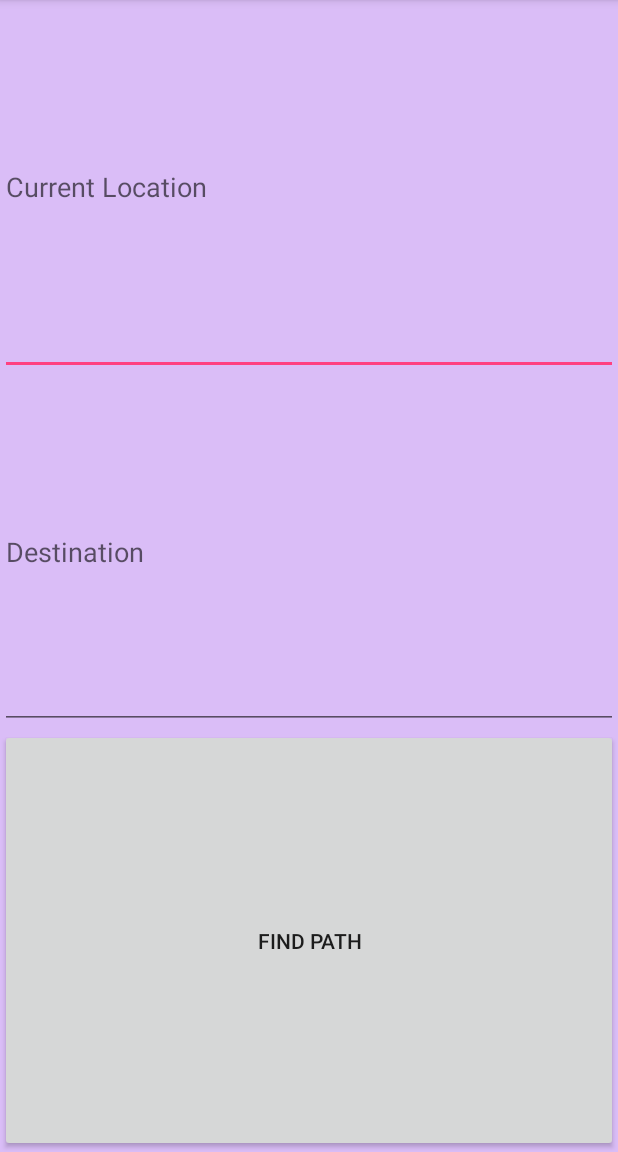
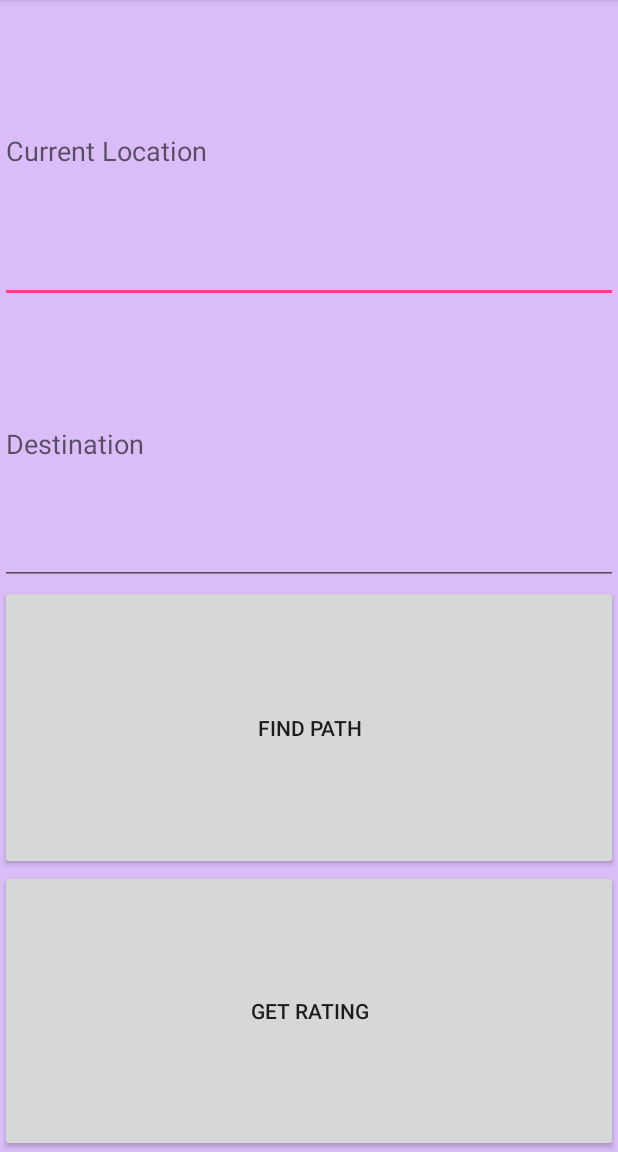
Before and after one commit to esguo/MAPS, an Android app: the screen it shows after launch (MainActivity), on a phone screen of 412 x 824 dp, the part 84-1236 px from its top. Run offline under Robolectric (Android 15) with nearby library versions, the phone set to English and light mode, and no system bars.

Commit message:
added ratings

```diff
--- a/app/src/main/java/com/ttmaps/maps/DBHandler.java
+++ b/app/src/main/java/com/ttmaps/maps/DBHandler.java
@@ -17,11 +17,14 @@ import android.util.Log;
 
 public class DBHandler extends SQLiteOpenHelper {
 
-    private static final int DATABASE_VERSION = 3;
+    private static final int DATABASE_VERSION = 9;
     private static final String DATABASE_NAME = "poiInfo";
     private static final String TABLE_POIS = "POIS";
     private static final String KEY_ID = "id";
     private static final String KEY_NAME = "name";
+    private static final String KEY_RATING = "totalRating";
+    private static final String KEY_RATING_COUNT = "ratingCount";
+    private static final String KEY_AVG_RATING = "avgRating";
     private HashMap<Integer, POI> poilist;
 
     public DBHandler(Context context) {
@@ -33,7 +36,7 @@ public class DBHandler extends SQLiteOpenHelper {
     @Override
     public void onCreate(SQLiteDatabase db) {
         Log.d("Creating: ","Creating..");
-        String CREATE_CONTACTS_TABLE = "CREATE TABLE IF NOT EXISTS " + TABLE_POIS + "(" + KEY_ID + " INTEGER PRIMARY KEY," + KEY_NAME + " TEXT NOT NULL UNIQUE" + ")";
+        String CREATE_CONTACTS_TABLE = "CREATE TABLE IF NOT EXISTS " + TABLE_POIS + "(" + KEY_ID + " INTEGER PRIMARY KEY," + KEY_NAME + " TEXT NOT NULL UNIQUE, " + KEY_RATING + " INTEGER, " + KEY_RATING_COUNT + " INTEGER, " + KEY_AVG_RATING + " INTEGER" + ")";
         db.execSQL(CREATE_CONTACTS_TABLE);
     }
 
@@ -45,26 +48,36 @@ public class DBHandler extends SQLiteOpenHelper {
     }
 
     /* add POI to the POI table */
-    public void addPOI(POI poi) {
+    public void addPOI(POI poi, int rating, int count, int avg_rating) {
         SQLiteDatabase db = this.getWritableDatabase();
         ContentValues values = new ContentValues();
         values.put(KEY_ID, poi.getId());
         values.put(KEY_NAME, poi.getName());
+        values.put(KEY_RATING, rating);
+        values.put(KEY_RATING_COUNT, count);
+        values.put(KEY_AVG_RATING, avg_rating);
         db.insertWithOnConflict(TABLE_POIS, null, values, SQLiteDatabase.CONFLICT_REPLACE);
         db.close();
     }
 
     /* get a POI by id from the POI table */
-    public POI getPOI(int id) {
+    public String getPOI(int id) {
         SQLiteDatabase db = this.getReadableDatabase();
-        Cursor cursor = db.query(TABLE_POIS, new String[]{KEY_ID,
-                        KEY_NAME}, KEY_ID + "=?",
-                new String[]{String.valueOf(id)}, null, null, null, null);
-        if (cursor != null)
-            cursor.moveToFirst();
+        String rowString = String.format("Table with row " + id + " is: ");
+        Cursor row = db.rawQuery("SELECT * FROM " + TABLE_POIS + " WHERE " + KEY_ID + " = " + id, null);
+        if (row.moveToFirst() ){
+            String[] columnNames = row.getColumnNames();
+            do {
+                for (String name: columnNames) {
+                    rowString += String.format("%s: %s\n", name,
+                            row.getString(row.getColumnIndex(name)));
+                }
+                rowString += "\n";
 
-        POI contact = new POI(Integer.parseInt(cursor.getString(0)), cursor.getString(1));
-        return contact;
+            } while (row.moveToNext());
+        }
+
+        return rowString;
     }
 
     /* get a POI by name from the POI table */
@@ -81,20 +94,23 @@ public class DBHandler extends SQLiteOpenHelper {
     }
 
     /* get a list of all POIs in the POI table */
-    public List<POI> getAllPOIs() {
-        List<POI> poiList = new ArrayList<POI>();
-        String selectQuery = "SELECT * FROM " + TABLE_POIS;
+    public String getAllPOIs() {
+        SQLiteDatabase db = this.getReadableDatabase();
+        String rowString = String.format("All rows is: ");
+        Cursor row = db.rawQuery("SELECT * FROM " + TABLE_POIS, null);
+        if (row.moveToFirst() ){
+            String[] columnNames = row.getColumnNames();
+            do {
+                for (String name: columnNames) {
+                    rowString += String.format("%s: %s\n", name,
+                            row.getString(row.getColumnIndex(name)));
+                }
+                rowString += "\n";
 
-        SQLiteDatabase db = this.getReadableDatabase();
-        Cursor cursor = db.rawQuery(selectQuery, null);
-        cursor.moveToFirst();
+            } while (row.moveToNext());
+        }
 
-        while(cursor.isAfterLast() == false){
-            POI poi = new POI(Integer.parseInt(cursor.getString(0)), (cursor.getString(1)));
-            poiList.add(poi);
-            cursor.moveToNext();
-        }
-        return poiList;
+        return rowString;
     }
 
     /* get the number of POIs currently in the table */
@@ -107,25 +123,58 @@ public class DBHandler extends SQLiteOpenHelper {
         return c;
     }
 
-    /* function to update a POI's fields (will edit in the future depending on
-       which fields we decide are constant and which are not */
-    /*public int updatePOI(POI poi) {
-        SQLiteDatabase db = this.getWritableDatabase();
 
-        ContentValues values = new ContentValues();
-        values.put(KEY_NAME, poi.getName());
-        values.put(KEY_ID, poi.getId());
-        return db.update(TABLE_POIS, values, KEY_ID + " =?",
-        new String[]{String.valueOf(poi.getId())});
-    }*/
+    public int getRating(int id){
+        SQLiteDatabase db = this.getReadableDatabase();
+        String query = ("SELECT " + KEY_RATING + " FROM " + TABLE_POIS + " WHERE id = " + id);
+        Cursor cursor = db.rawQuery(query, null);
+        int rating = 0;
+        if(cursor != null & cursor.getCount() > 0){
+            cursor.moveToFirst();
+            rating = cursor.getInt(cursor.getColumnIndex(KEY_RATING));
+            cursor.close();
+        }
+        return rating;
+    }
+
+    public int getRatingCount(int id){
+        SQLiteDatabase db = this.getReadableDatabase();
+        String query = ("SELECT " + KEY_RATING_COUNT + " FROM " + TABLE_POIS + " WHERE id = " + id);
+        Cursor cursor = db.rawQuery(query, null);
+        int rating = 0;
+        if(cursor != null & cursor.getCount() > 0){
+            cursor.moveToFirst();
+            rating = cursor.getInt(cursor.getColumnIndex(KEY_RATING_COUNT));
+            cursor.close();
+        }
+        return rating;
+    }
+
+    public int getAvgRating(int id){
+        return getRating(id)/getRatingCount(id);
+    }
+
 
     /* delete a POI from the POI table */
-    public void deletePOI(POI poi) {
+    public void deleteRow(int id) {
         SQLiteDatabase db = this.getWritableDatabase();
         db.delete(TABLE_POIS, KEY_ID + "=?",
-        new String[] { String.valueOf(poi.getId()) });
+        new String[] { String.valueOf(id) });
         db.close();
     }
+
+    public int updatePOI(int id, String name, int newRating) {
+        SQLiteDatabase db = this.getWritableDatabase();
+//        db.rawQuery("UPDATE " + TABLE_POIS + " SET " + KEY_RATING + " = " + (newRating + getRating(id)) + " WHERE id = " + id, null);
+//        return newRating + getRating(id);
+        POI poi = getPOIByName(name);
+        int prevRating = getRating(poi.getId());
+        int prevCount = getRatingCount(poi.getId());
+        deleteRow(poi.getId());
+        addPOI(poi, prevRating + newRating, prevCount + 1, (prevRating + newRating)/(prevCount + 1));
+        return newRating + getRating(poi.getId());
+    }
+
 
     public void updateDb(){
         String[] POI = {"Warren", "Muir", "Revelle", "Sixth", "Marshall", "Elenor Roosevelt College", "Center", "PC",
@@ -133,7 +182,7 @@ public class DBHandler extends SQLiteOpenHelper {
 
         for(int i = 0; i < POI.length; i++){
             POI poi = new POI(i, POI[i]);
-            addPOI(poi);
+            addPOI(poi, 0, 0, 0);
             poilist.put(poi.getId(), poi);
         }
     }
--- a/app/src/main/java/com/ttmaps/maps/MainActivity.java
+++ b/app/src/main/java/com/ttmaps/maps/MainActivity.java
@@ -37,6 +37,7 @@ public class MainActivity extends AppCompatActivity {
     private EditText loc_input1;
     private EditText loc_input2;
     private Button btn_submit;
+    private Button rating_btn_submit;
 
 
     @Override
@@ -48,6 +49,7 @@ public class MainActivity extends AppCompatActivity {
         loc_input1 = (EditText) findViewById(R.id.input);
         loc_input2 = (EditText) findViewById(R.id.input2);
         btn_submit = (Button) findViewById(R.id.button);
+        rating_btn_submit = (Button) findViewById(R.id.ratingButton);
 
         final DBHandler db = new DBHandler(this);
         db.updateDb();
@@ -70,14 +72,6 @@ public class MainActivity extends AppCompatActivity {
         db.createPair(4, 13, "ECON Dept Path", 1);
         db.createPair(2, 11, "Revelle Plaza", 1);
         db.createPair(2, 10, "Revelle Plaza", 1);
-
-        //Log.d("Insert: ","Inserting..");
-        /**
-        db.addPOI(new POI(1, "Warren"));
-        db.addPOI(new POI(2, "Muir"));
-        db.addPOI(new POI(3, "Revelle"));
-        db.addPOI(new POI(4, "Marshall"));
-         */
 
         mNavItems.add(new NavItem("Map", "View map",R.drawable.ic_action_map));
         mNavItems.add(new NavItem("Search", "Find a path", R.drawable.ic_action_path));
@@ -104,6 +98,18 @@ public class MainActivity extends AppCompatActivity {
             }
         });
 
+        String poi1 = db.getAllPOIs();
+        Log.d("INFO OF ALL POIS: ", poi1);
+        int poi3 = db.getRating(0);
+        Log.d("CURRENT RATING IS: ", String.valueOf(poi3));
+        int rating = db.updatePOI(0, "Warren", 5);
+        String poi2 = db.getPOI(0);
+        Log.d("NEW RATING IS: ", String.valueOf(rating));
+        Log.d("INFO ON UPDATED POI: ", poi2);
+        int rating1 = db.updatePOI(0, "Warren", 3);
+        String poi5 = db.getAllPOIs();
+        Log.d("NEW RATING IS ENF: ", String.valueOf(rating1));
+        Log.d("INFO OF ALL AGAIN: ", poi5);
         /* testing database stuff*/
         /*Log.d("Reading: ", "Reading all POIs...");
         POI poi1 = db.getPOI(1);
@@ -136,6 +142,28 @@ public class MainActivity extends AppCompatActivity {
                     Dijkstra d = new Dijkstra(db);
                     Bundle bundle = new Bundle();
                     bundle.putString("result", d.dijkstra(loc1, loc2));
+                    intent.putExtras(bundle);
+                    startActivity(intent);
+                }
+                else{
+                    Toast.makeText(MainActivity.this, "Please enter locations in both operand fields", Toast.LENGTH_LONG).show();
+                }
+            }
+        });
+
+        //currently displays rating
+        rating_btn_submit.setOnClickListener(new View.OnClickListener(){
+            @Override
+            public void onClick(View v){
+                if ((loc_input1.getText().length() > 0) && (loc_input2.getText().length() > 0 )){
+                    String loc1 = loc_input1.getText().toString();
+                    POI poi = db.getPOIByName(loc1);
+                    int rating = db.getAvgRating(poi.getId());
+
+                    Intent intent;
+                    intent = new Intent(context, Result.class);
+                    Bundle bundle = new Bundle();
+                    bundle.putString("result", "" + rating);
                     intent.putExtras(bundle);
                     startActivity(intent);
                 }
--- a/app/src/main/res/layout/content_main.xml
+++ b/app/src/main/res/layout/content_main.xml
@@ -32,7 +32,14 @@
     <Button
         android:id="@+id/button"
         android:layout_width="match_parent"
-        android:layout_height="wrap_content"
+        android:layout_height="4dp"
         android:layout_weight="1"
         android:text="Find Path" />
+
+    <Button
+        android:id="@+id/ratingButton"
+        android:layout_width="match_parent"
+        android:layout_height="2dp"
+        android:layout_weight="1"
+        android:text="Get Rating" />
 </LinearLayout>
```
